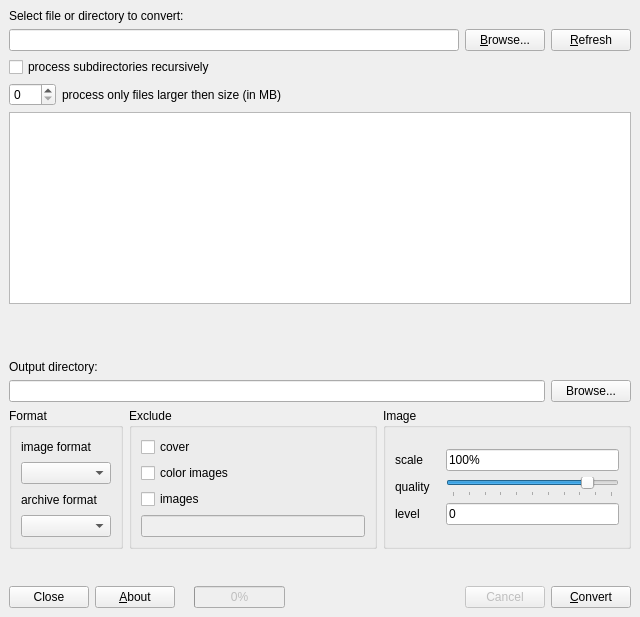
The window that comicutils/gui/cc.ui (gen2brain/comic-utils) describes before a commit, drawn with Qt 5.
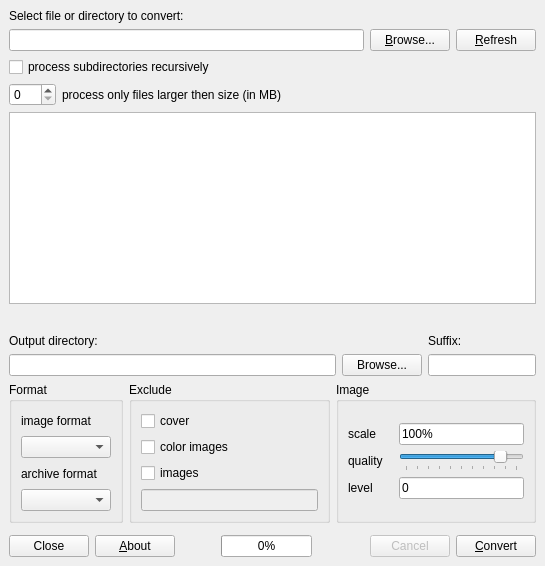
The same window after the commit.

Commit message: gui opts, worker thread

What changed in the file:
```diff
--- a/comicutils/gui/cc.ui
+++ b/comicutils/gui/cc.ui
@@ -6,15 +6,15 @@
    <rect>
     <x>0</x>
     <y>0</y>
-    <width>640</width>
-    <height>617</height>
+    <width>545</width>
+    <height>566</height>
    </rect>
   </property>
   <property name="windowTitle">
    <string>Comic Convert</string>
   </property>
   <widget class="QWidget" name="centralwidget">
-   <layout class="QVBoxLayout" name="verticalLayout_9">
+   <layout class="QVBoxLayout" name="verticalLayout_11">
     <item>
      <widget class="QLabel" name="label_7">
       <property name="text">
@@ -130,7 +130,7 @@
      </widget>
     </item>
     <item>
-     <widget class="QLabel" name="status">
+     <widget class="QLabel" name="comicStatus">
       <property name="sizePolicy">
        <sizepolicy hsizetype="Expanding" vsizetype="Preferred">
         <horstretch>0</horstretch>
@@ -164,19 +164,32 @@
      </spacer>
     </item>
     <item>
+     <layout class="QHBoxLayout" name="horizontalLayout_11">
+      <item>
+       <layout class="QVBoxLayout" name="verticalLayout_9">
+        <item>
      <widget class="QLabel" name="label_8">
+          <property name="sizePolicy">
+           <sizepolicy hsizetype="Preferred" vsizetype="Preferred">
+            <horstretch>0</horstretch>
+            <verstretch>0</verstretch>
+           </sizepolicy>
+          </property>
       <property name="text">
        <string>Output directory:</string>
       </property>
+          <property name="alignment">
+           <set>Qt::AlignLeading|Qt::AlignLeft|Qt::AlignVCenter</set>
+          </property>
       <property name="buddy">
        <cstring>output_lineEdit</cstring>
       </property>
      </widget>
     </item>
     <item>
-     <layout class="QHBoxLayout" name="horizontalLayout_11">
+         <layout class="QHBoxLayout" name="horizontalLayout_10">
       <item>
-       <widget class="QLineEdit" name="output_lineEdit">
+           <widget class="QLineEdit" name="opt_outdir">
         <property name="toolTip">
          <string>&lt;!DOCTYPE HTML PUBLIC &quot;-//W3C//DTD HTML 4.0//EN&quot; &quot;http://www.w3.org/TR/REC-html40/strict.dtd&quot;&gt;
 &lt;html&gt;&lt;head&gt;&lt;meta name=&quot;qrichtext&quot; content=&quot;1&quot; /&gt;&lt;style type=&quot;text/css&quot;&gt;
@@ -188,7 +201,7 @@
        </widget>
       </item>
       <item>
-       <widget class="QPushButton" name="output_pushButton">
+           <widget class="QPushButton" name="outdir_pushButton">
         <property name="text">
          <string>Browse...</string>
         </property>
@@ -196,6 +209,46 @@
       </item>
      </layout>
     </item>
+       </layout>
+      </item>
+      <item>
+       <layout class="QVBoxLayout" name="verticalLayout_10">
+        <item>
+         <widget class="QLabel" name="label_9">
+          <property name="sizePolicy">
+           <sizepolicy hsizetype="Preferred" vsizetype="Preferred">
+            <horstretch>0</horstretch>
+            <verstretch>0</verstretch>
+           </sizepolicy>
+          </property>
+          <property name="text">
+           <string>Suffix:</string>
+          </property>
+          <property name="alignment">
+           <set>Qt::AlignLeading|Qt::AlignLeft|Qt::AlignVCenter</set>
+          </property>
+          <property name="buddy">
+           <cstring>opt_suffix</cstring>
+          </property>
+         </widget>
+        </item>
+        <item>
+         <widget class="QLineEdit" name="opt_suffix">
+          <property name="sizePolicy">
+           <sizepolicy hsizetype="Minimum" vsizetype="Fixed">
+            <horstretch>0</horstretch>
+            <verstretch>0</verstretch>
+           </sizepolicy>
+          </property>
+          <property name="toolTip">
+           <string>Adds suffix to file basename</string>
+          </property>
+         </widget>
+        </item>
+       </layout>
+      </item>
+     </layout>
+    </item>
     <item>
      <layout class="QHBoxLayout" name="horizontalLayout_4">
       <item>
@@ -357,6 +410,12 @@
              <property name="enabled">
               <bool>false</bool>
              </property>
+             <property name="sizePolicy">
+              <sizepolicy hsizetype="Expanding" vsizetype="Fixed">
+               <horstretch>0</horstretch>
+               <verstretch>0</verstretch>
+              </sizepolicy>
+             </property>
             </widget>
            </item>
           </layout>
@@ -395,6 +454,12 @@
              </item>
              <item>
               <widget class="QLineEdit" name="opt_scale">
+               <property name="sizePolicy">
+                <sizepolicy hsizetype="MinimumExpanding" vsizetype="Fixed">
+                 <horstretch>0</horstretch>
+                 <verstretch>0</verstretch>
+                </sizepolicy>
+               </property>
                <property name="minimumSize">
                 <size>
                  <width>0</width>
@@ -492,6 +557,12 @@
              </item>
              <item>
               <widget class="QLineEdit" name="opt_level">
+               <property name="sizePolicy">
+                <sizepolicy hsizetype="MinimumExpanding" vsizetype="Fixed">
+                 <horstretch>0</horstretch>
+                 <verstretch>0</verstretch>
+                </sizepolicy>
+               </property>
                <property name="minimumSize">
                 <size>
                  <width>0</width>
@@ -529,9 +600,9 @@
      </spacer>
     </item>
     <item>
-     <layout class="QHBoxLayout" name="horizontalLayout_9">
+     <layout class="QHBoxLayout" name="horizontalLayout_12">
       <item>
-       <widget class="QPushButton" name="pushButton">
+       <widget class="QPushButton" name="close_pushButton">
         <property name="text">
          <string>Close</string>
         </property>
@@ -545,25 +616,24 @@
        </widget>
       </item>
       <item>
-       <widget class="QLabel" name="statusBar">
-        <property name="sizePolicy">
-         <sizepolicy hsizetype="Expanding" vsizetype="Preferred">
-          <horstretch>0</horstretch>
-          <verstretch>0</verstretch>
-         </sizepolicy>
+       <spacer name="horizontalSpacer_3">
+        <property name="orientation">
+         <enum>Qt::Horizontal</enum>
         </property>
-        <property name="text">
-         <string/>
+        <property name="sizeHint" stdset="0">
+         <size>
+          <width>18</width>
+          <height>22</height>
+         </size>
         </property>
-        <property name="buddy">
-         <cstring>pushButton</cstring>
-        </property>
-       </widget>
+       </spacer>
       </item>
+      <item>
+       <layout class="QHBoxLayout" name="horizontalLayout_9">
       <item>
        <widget class="QProgressBar" name="progressBar">
         <property name="enabled">
-         <bool>false</bool>
+           <bool>true</bool>
         </property>
         <property name="value">
          <number>0</number>
@@ -574,14 +644,23 @@
        </widget>
       </item>
       <item>
+         <widget class="QLabel" name="progressStatus">
+          <property name="text">
+           <string/>
+          </property>
+         </widget>
+        </item>
+       </layout>
+      </item>
+      <item>
        <spacer name="horizontalSpacer_2">
         <property name="orientation">
          <enum>Qt::Horizontal</enum>
         </property>
         <property name="sizeHint" stdset="0">
          <size>
-          <width>198</width>
-          <height>20</height>
+          <width>18</width>
+          <height>22</height>
          </size>
         </property>
        </spacer>
```
Left out of the diff: 2 changed lines with no effect on the pictures. Lines whose indentation alone changed are shown as unchanged. The commit also changes 4 other files.
